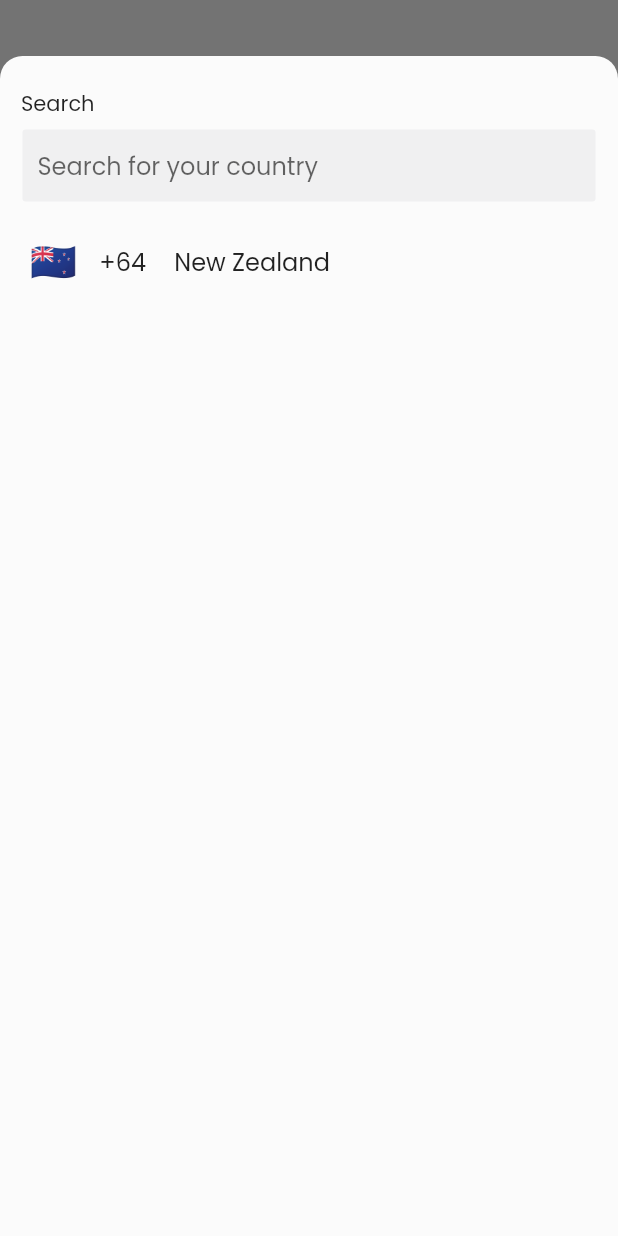
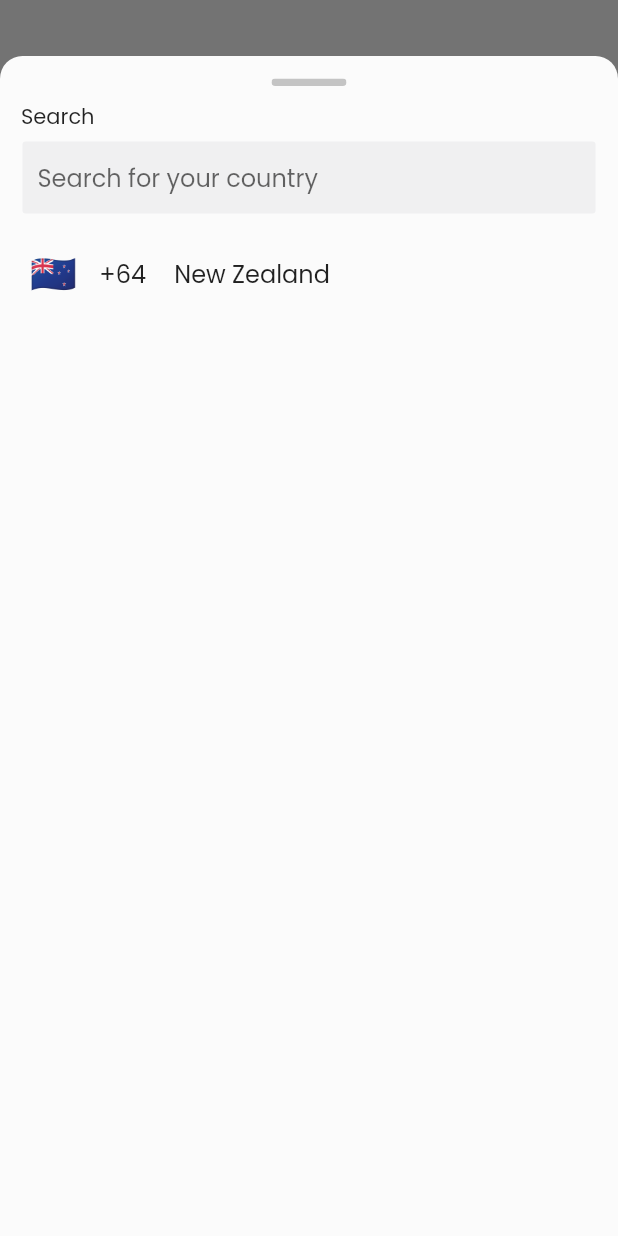
Before and after one commit to jacksoncurrie/wofroho-mobile, a Flutter app: the screen it shows after launch, after a tap on "Please select country", on a phone screen of 412 x 824 dp. Run offline on Flutter 3.47's test engine with Material 2 defaults, Android fonts, the phone set to English and light mode, and no system bars; our stand-ins replace flutter_svg, image_picker.

Commit message:
Add minimise icon to bottom sheets

```diff
--- a/lib/molecules/country_list_view.dart
+++ b/lib/molecules/country_list_view.dart
@@ -1,10 +1,11 @@
 import 'package:flutter/material.dart';
+import 'package:flutter_svg/svg.dart';
 import 'package:wofroho_mobile/atoms/data_field.dart';
 import 'package:wofroho_mobile/atoms/text_input.dart';
-
 import 'package:wofroho_mobile/models/country.dart';
 import 'package:wofroho_mobile/utils/country_codes.dart';
 import 'package:wofroho_mobile/utils/utils.dart';
+import '../theme.dart';
 
 class CountryListView extends StatefulWidget {
   /// Called when a country is select.
@@ -68,8 +69,8 @@ class _CountryListViewState extends State<CountryListView> {
   @override
   Widget build(BuildContext context) {
     return Column(
-      children: <Widget>[
-        const SizedBox(height: 12),
+      children: [
+        _showMinimiseIcon(),
         Padding(
           padding: const EdgeInsets.only(
             left: 14,
@@ -88,12 +89,21 @@ class _CountryListViewState extends State<CountryListView> {
         ),
         Expanded(
           child: ListView(
-            children: _filteredList
-                .map<Widget>((country) => _listRow(country))
-                .toList(),
+            children:
+                _filteredList.map((country) => _listRow(country)).toList(),
           ),
         ),
       ],
+    );
+  }
+
+  Widget _showMinimiseIcon() {
+    return Padding(
+      padding: const EdgeInsets.only(top: 15.0),
+      child: SvgPicture.asset(
+        'assets/images/minimise.svg',
+        semanticsLabel: "Minmise icon",
+      ),
     );
   }
 
--- a/pubspec.yaml
+++ b/pubspec.yaml
@@ -51,6 +51,7 @@ flutter:
     - assets/images/check.svg
     - assets/images/error.svg
     - assets/images/add.svg
+    - assets/images/minimise.svg
 
   fonts:
     - family: Poppins
```
Also changed, not shown: lib/organisms/pick_image_bottom_sheet.dart (+15 -1 lines), assets/images/minimise.svg (added).
